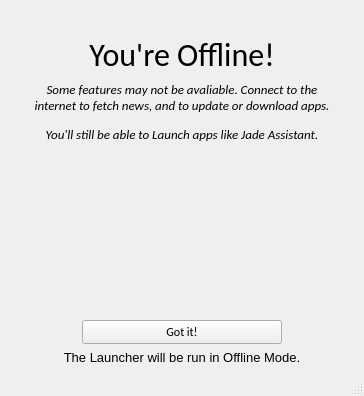
Qt form ui/offline.ui (nfoert/jadelauncher_actionstest) before a commit.
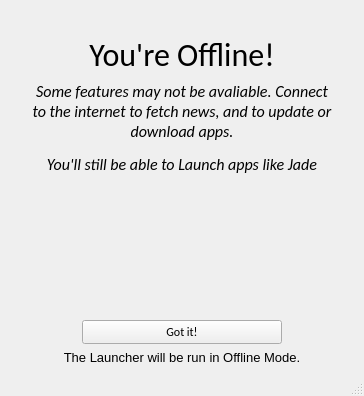
The same form after that commit. Icons and pictures are not drawn.

```diff
--- a/ui/offline.ui
+++ b/ui/offline.ui
@@ -111,7 +111,7 @@
          </font>
         </property>
         <property name="text">
-         <string>&lt;html&gt;&lt;head/&gt;&lt;body&gt;&lt;p align=&quot;center&quot;&gt;&lt;span style=&quot; font-size:10pt; font-style:italic;&quot;&gt;Some features may not be avaliable. Connect to the internet to fetch news, and to update or download apps.&lt;/span&gt;&lt;/p&gt;&lt;p align=&quot;center&quot;&gt;&lt;span style=&quot; font-size:10pt; font-style:italic;&quot;&gt;You'll still be able to Launch apps like Jade Assistant.&lt;/span&gt;&lt;/p&gt;&lt;/body&gt;&lt;/html&gt;</string>
+         <string>&lt;html&gt;&lt;head/&gt;&lt;body&gt;&lt;p align=&quot;center&quot;&gt;&lt;span style=&quot; font-size:12pt; font-style:italic;&quot;&gt;Some features may not be avaliable. Connect to the internet to fetch news, and to update or download apps.&lt;/span&gt;&lt;/p&gt;&lt;p align=&quot;center&quot;&gt;&lt;span style=&quot; font-size:12pt; font-style:italic;&quot;&gt;You'll still be able to Launch apps like Jade Assistant.&lt;/span&gt;&lt;/p&gt;&lt;/body&gt;&lt;/html&gt;</string>
         </property>
         <property name="wordWrap">
          <bool>true</bool>
```
